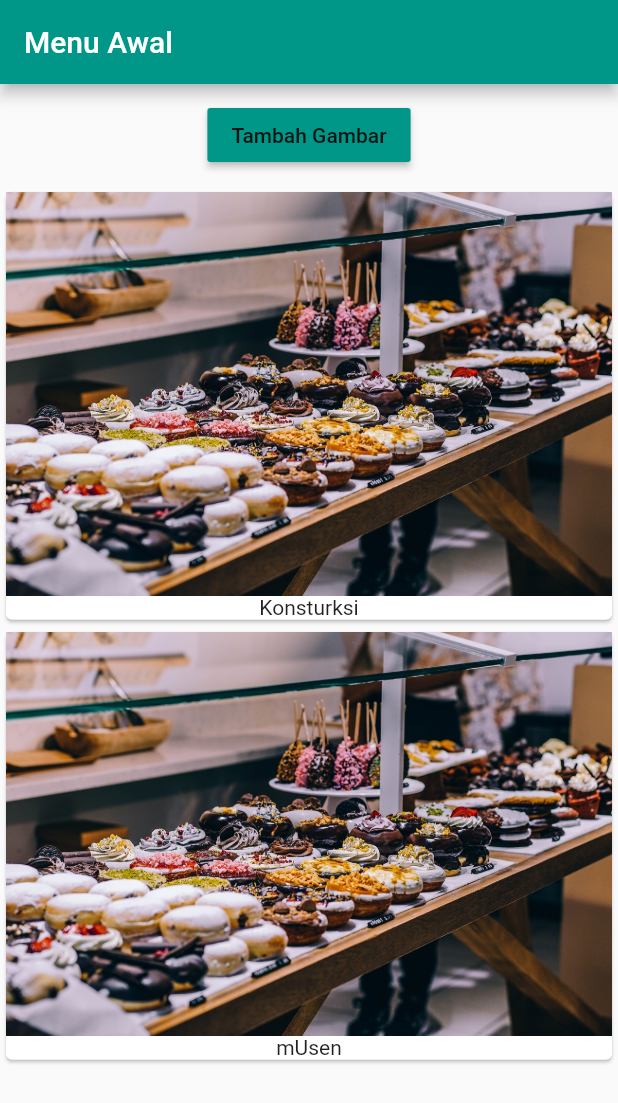
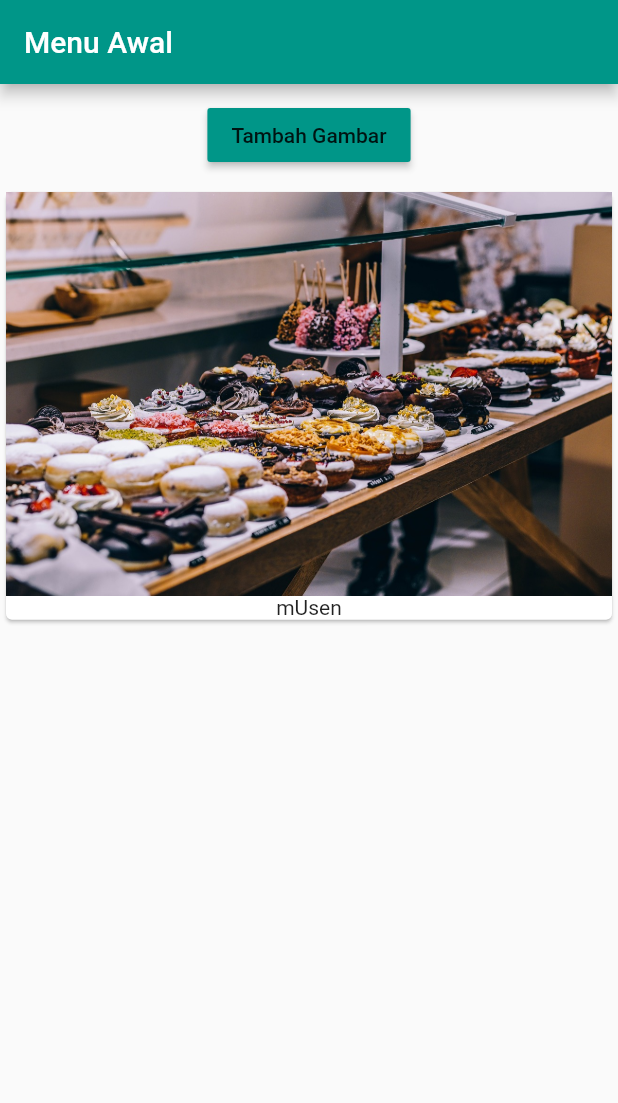
Before and after one commit to gandhiwiria78/latihan2, a Flutter app: the screen it shows after launch, after a tap on "Tambah Gambar", on a phone screen of 412 x 824 dp. Shown: the top 1103 px of the screen. Run offline on Flutter 3.47's test engine with Material 2 defaults, Android fonts, the light colour scheme and no system bars.

Commit message:
Latihan 5 Bab 5.

```diff
--- a/lib/produks.dart
+++ b/lib/produks.dart
@@ -3,24 +3,33 @@ import 'package:flutter/material.dart';
 class Produks extends StatelessWidget {
   final List<String> produks;
   // const adalah memberitahu bahwa nilai tidak bisa di tambah set hanya sekali
-  Produks([this.produks=const []]){
+  Produks([this.produks = const []]) {
     print("Produk Konstruksi");
   }
 
+  Widget _itemBuilder(BuildContext context, int index) {
+    return Card(
+      child: Column(
+        children: <Widget>[
+          Image.asset('assets/food.jpg'),
+          Text(produks[index])
+        ],
+      ),
+    );
+  }
+
+  // menggunakan Listview Builder adalah membuat list sesuai dengan kebutuhan, function ini me
   @override
   Widget build(BuildContext context) {
     print("Produk Build");
-    return ListView(
-      children: produks
-          .map((element) => Card(
-                child: Column(
-                  children: <Widget>[
-                    Image.asset('assets/food.jpg'),
-                    Text(element)
-                  ],
-                ),
-              ))
-          .toList(),
-    );
+    return produks.length > 0
+        ? ListView.builder(
+            itemBuilder: _itemBuilder,
+            itemCount: produks.length,
+          )
+        : Container(
+            alignment: Alignment.center,
+            child: Text('Kosong, Tambahkan Sesuatu'),
+          );
   }
 }
--- a/lib/produks_manager.dart
+++ b/lib/produks_manager.dart
@@ -6,7 +6,7 @@ class ProdukManager extends StatefulWidget {
   final String produkAwal;
 
   // membuat Optional nilai awal di passing data dart
-  ProdukManager({this.produkAwal = 'Konsturksi'}) {
+  ProdukManager({this.produkAwal}) {
     print("ProdukManager konstruksi");
   }
   @override
@@ -21,7 +21,10 @@ class _ProdukManagerState extends State<ProdukManager> {
   @override
   void initState() {
     print("ProdukManager initState");
-    _produks.add(widget.produkAwal);
+    if(_produks.length>0){
+       _produks.add(widget.produkAwal);
+    }
+
     super.initState();
   }
 
```
